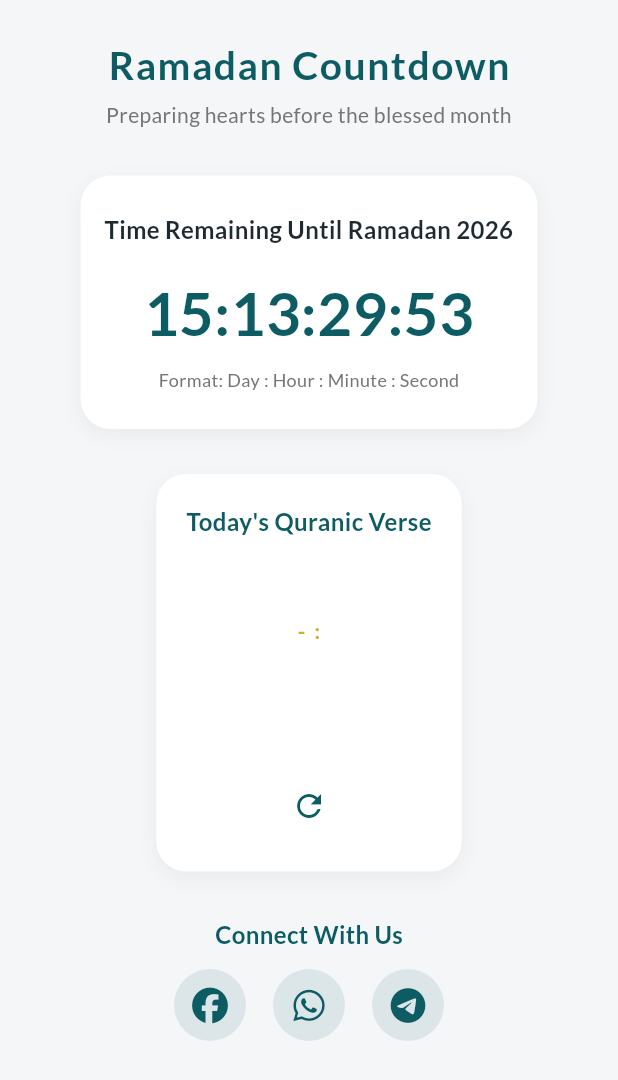
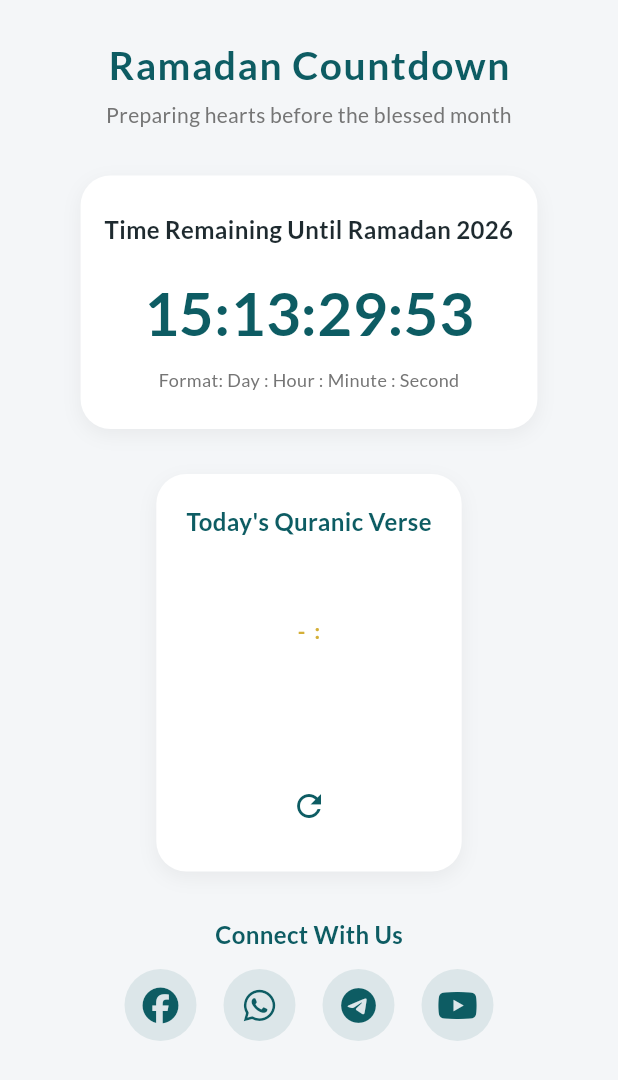
Before and after one commit to mdsiamulislam/salsabil-ilm, a Flutter app: the screen it shows after launch, on a phone screen of 412 x 824 dp. Shown: the top 1080 px of the screen. Run offline on Flutter 3.47's test engine with Material 3 defaults, Android fonts, the phone set to English and light mode, and no system bars; our stand-ins replace font_awesome_flutter, get, google_fonts; missing offline and left inert: quran; statements that could not run were skipped.

Commit message:
Add external links for social media; update countdown page buttons

```diff
--- /dev/null
+++ b/lib/core/string_constent/external_link.dart
@@ -0,0 +1,8 @@
+class ExternalLink {
+
+  static const String salsabilFacebookPage = 'https://www.facebook.com/appsalsabil';
+  static const String salsabilWhatsAppChannel = 'https://whatsapp.com/channel/0029Vb6ig9elHphN00AHPT2';
+  static const String salsabilTelegramChannel = 'https://t.me/appsalsabil';
+  static const String salsabilYoutubeChannel = 'https://youtube.com/@salsabililm';
+
+}
--- a/lib/feature/ramadan/screens/count_down_page.dart
+++ b/lib/feature/ramadan/screens/count_down_page.dart
@@ -1,5 +1,6 @@
 import 'package:flutter/material.dart';
 import 'package:font_awesome_flutter/font_awesome_flutter.dart';
+import 'package:ilm/core/string_constent/external_link.dart';
 import 'package:ilm/core/utils/url_launcher.dart';
 import 'package:ilm/feature/ramadan/controllers/count_down_controller.dart';
 import 'package:get/get.dart';
@@ -199,12 +200,20 @@ class CountDownPage extends StatelessWidget {
                 mainAxisAlignment: MainAxisAlignment.center,
                 children: [
                   _socialButton(FontAwesomeIcons.facebook, primaryColor, () {
-                    UrlLauncherHelper.openUrl('https://www.facebook.com/');
+                    UrlLauncherHelper.openUrl(ExternalLink.salsabilFacebookPage);
                   }),
                   const SizedBox(width: 18),
-                  _socialButton(FontAwesomeIcons.whatsapp, primaryColor, () {}),
+                  _socialButton(FontAwesomeIcons.whatsapp, primaryColor, () {
+                    UrlLauncherHelper.openUrl(ExternalLink.salsabilWhatsAppChannel);
+                  }),
                   const SizedBox(width: 18),
-                  _socialButton(FontAwesomeIcons.telegram, primaryColor, () {}),
+                  _socialButton(FontAwesomeIcons.telegram, primaryColor, () {
+                    UrlLauncherHelper.openUrl(ExternalLink.salsabilTelegramChannel);
+                  }),
+                  const SizedBox(width: 18),
+                  _socialButton(FontAwesomeIcons.youtube, primaryColor, () {
+                    UrlLauncherHelper.openUrl(ExternalLink.salsabilYoutubeChannel);
+                  }),
                 ],
               ),
 
```
